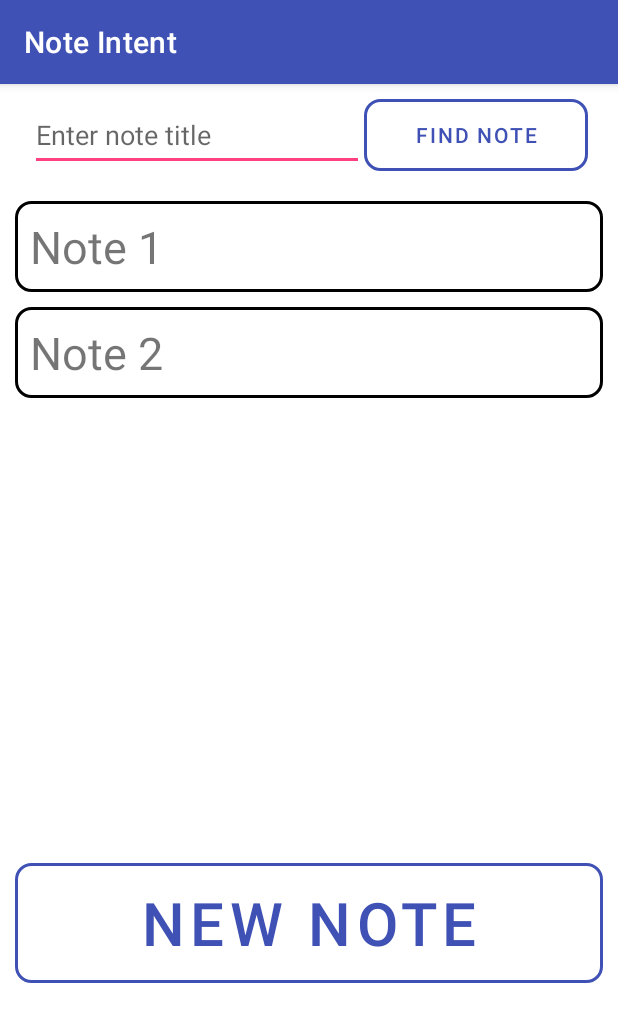
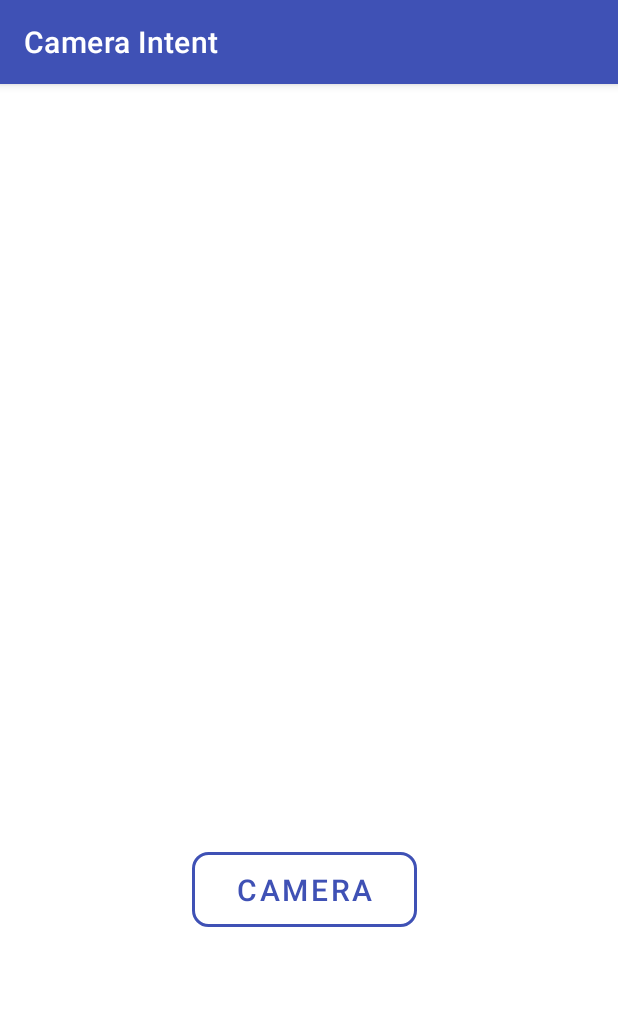
Before and after one commit to noname123321-gif/CommonIntent, an Android app: the NoteActivity screen opened directly, with no data from a screen before it, on a phone screen of 412 x 824 dp. Shown: the top 1022 px of the screen. Run offline under Robolectric (Android 15) with nearby library versions, the phone set to English and light mode, and no system bars.

Commit message:
Camera-Intent

```diff
--- a/app/src/main/java/com/example/commonintent/NoteActivity.java
+++ b/app/src/main/java/com/example/commonintent/NoteActivity.java
@@ -1,15 +1,44 @@
 package com.example.commonintent;
 
+import android.content.Intent;
+import android.graphics.Bitmap;
 import android.os.Bundle;
+import android.provider.MediaStore;
+import android.view.View;
+import android.widget.Button;
+import android.widget.ImageView;
 
 import androidx.annotation.Nullable;
 import androidx.appcompat.app.AppCompatActivity;
 
 public class NoteActivity extends AppCompatActivity {
+    Button btnCamera;
+    ImageView imageView;
+    int REQUEST_CODE_CAMERA = 123;
     @Override
     protected void onCreate(@Nullable Bundle savedInstanceState) {
         super.onCreate(savedInstanceState);
         setContentView(R.layout.activity_note);
-        getSupportActionBar().setTitle("Note Intent");
+        getSupportActionBar().setTitle("Camera Intent");
+
+        btnCamera = (Button) findViewById(R.id.cameraButton);
+        imageView = (ImageView) findViewById(R.id.imageView);
+
+        btnCamera.setOnClickListener(new View.OnClickListener() {
+            @Override
+            public void onClick(View view) {
+                Intent intent = new Intent(MediaStore.ACTION_IMAGE_CAPTURE);
+                startActivityForResult(intent, REQUEST_CODE_CAMERA);
+            }
+        });
+    }
+
+    @Override
+    protected void onActivityResult(int requestCode, int resultCode, @Nullable Intent data) {
+        if(requestCode == REQUEST_CODE_CAMERA && resultCode == RESULT_OK && data != null) {
+            Bitmap bitmap = (Bitmap) data.getExtras().get("data");
+            imageView.setImageBitmap(bitmap);
+        }
+        super.onActivityResult(requestCode, resultCode, data);
     }
 }
--- a/app/src/main/res/layout/activity_note.xml
+++ b/app/src/main/res/layout/activity_note.xml
@@ -1,62 +1,31 @@
 <?xml version="1.0" encoding="utf-8"?>
-<LinearLayout xmlns:android="http://schemas.android.com/apk/res/android"
+<androidx.constraintlayout.widget.ConstraintLayout xmlns:android="http://schemas.android.com/apk/res/android"
+    xmlns:app="http://schemas.android.com/apk/res-auto"
+    xmlns:tools="http://schemas.android.com/tools"
+    android:id="@+id/relativeLayout"
     android:layout_width="match_parent"
-    android:layout_height="match_parent"
-    android:orientation="vertical"
-    android:paddingHorizontal="10dp">
+    android:layout_height="match_parent">
 
-    <LinearLayout
-        android:layout_width="match_parent"
-        android:layout_height="wrap_content"
-        android:layout_marginBottom="10dp"
-        android:padding="10dp"
-        android:weightSum="10">
 
-        <EditText
-            android:id="@+id/noteTitleEditText"
-            android:layout_width="0dp"
-            android:layout_height="match_parent"
-            android:layout_weight="6"
-            android:hint="Enter note title" />
-
-        <Button
-            android:id="@+id/findNoteButton"
-            android:layout_width="0dp"
-            android:layout_height="match_parent"
-            android:layout_weight="4"
-            android:background="@drawable/round_border"
-            android:text="Find note"
-            android:textColor="@color/colorPrimary" />
-    </LinearLayout>
-
-    <TextView
-        android:layout_width="match_parent"
-        android:layout_height="wrap_content"
-        android:layout_marginBottom="10dp"
+    <Button
+        android:id="@+id/cameraButton"
+        android:layout_width="150dp"
+        android:layout_height="50dp"
+        android:layout_marginStart="128dp"
+        android:layout_marginTop="512dp"
         android:background="@drawable/round_border"
         android:backgroundTint="@color/black"
-        android:padding="10dp"
-        android:text="Note 1"
-        android:textSize="30sp" />
+        android:text="CAMERA"
+        android:textColor="@color/colorPrimary"
+        android:textSize="20sp"
+        app:layout_constraintStart_toStartOf="parent"
+        app:layout_constraintTop_toTopOf="parent" />
 
-    <TextView
+    <ImageView
+        android:id="@+id/imageView"
         android:layout_width="match_parent"
-        android:layout_height="wrap_content"
-        android:layout_marginBottom="10dp"
-        android:background="@drawable/round_border"
-        android:backgroundTint="@color/black"
-        android:padding="10dp"
-        android:text="Note 2"
-        android:textSize="30sp" />
+        android:layout_height="400dp"
+        app:layout_constraintStart_toStartOf="parent"
+        app:layout_constraintTop_toTopOf="parent" />
 
-    <Button
-        android:id="@+id/newNoteButton"
-        android:layout_width="match_parent"
-        android:layout_height="80dp"
-        android:layout_marginTop="300dp"
-        android:background="@drawable/round_border"
-        android:backgroundTint="@color/black"
-        android:text="NEW NOTE"
-        android:textColor="@color/colorPrimary"
-        android:textSize="40sp" />
-</LinearLayout>
+</androidx.constraintlayout.widget.ConstraintLayout>
```
